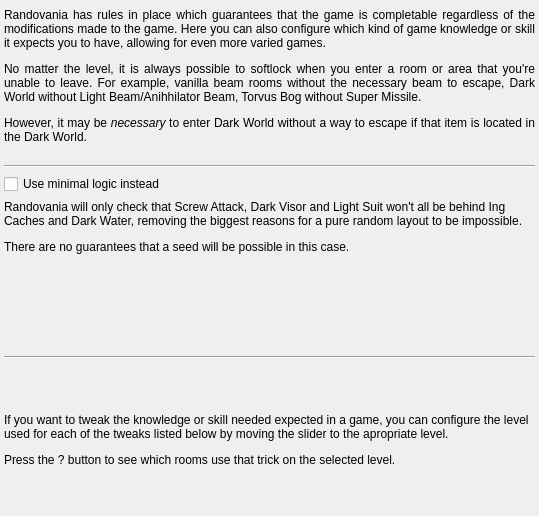
Above: randovania/gui/ui_files/preset_trick_level.ui from randovania/randovania before the change. Below: the same form after it.
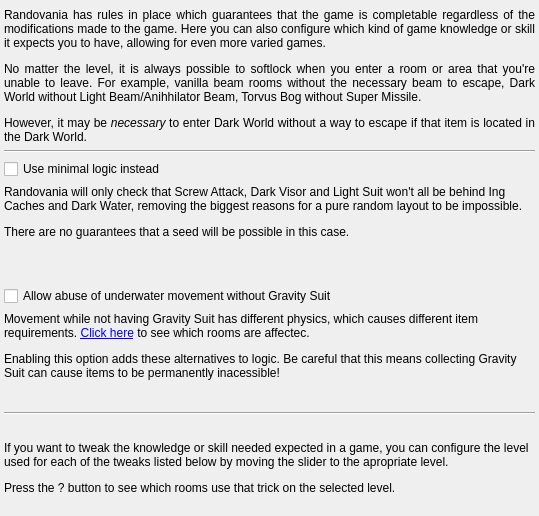
That is the form after the change.

Commit message: Add UI option for underwater movement in Prime 1

Diff of the .ui file:
```diff
--- a/randovania/gui/ui_files/preset_trick_level.ui
+++ b/randovania/gui/ui_files/preset_trick_level.ui
@@ -106,6 +106,26 @@
           </property>
          </widget>
         </item>
+        <item>
+         <widget class="QCheckBox" name="underwater_abuse_check">
+          <property name="text">
+           <string>Allow abuse of underwater movement without Gravity Suit</string>
+          </property>
+         </widget>
+        </item>
+        <item>
+         <widget class="QLabel" name="underwater_abuse_label">
+          <property name="text">
+           <string>&lt;html&gt;&lt;head/&gt;&lt;body&gt;&lt;p&gt;Movement while not having Gravity Suit has different physics, which causes different item requirements. &lt;a href=&quot;resource-details://misc/gravity&quot;&gt;&lt;span style=&quot; text-decoration: underline; color:#0000ff;&quot;&gt;Click here&lt;/span&gt;&lt;/a&gt; to see which rooms are affectec.&lt;/p&gt;&lt;p&gt;Enabling this option adds these alternatives to logic. Be careful that this means collecting Gravity Suit can cause items to be permanently inacessible!&lt;/p&gt;&lt;/body&gt;&lt;/html&gt;</string>
+          </property>
+          <property name="alignment">
+           <set>Qt::AlignLeading|Qt::AlignLeft|Qt::AlignTop</set>
+          </property>
+          <property name="wordWrap">
+           <bool>true</bool>
+          </property>
+         </widget>
+        </item>
         <item>
          <widget class="Line" name="trick_level_line_2">
           <property name="orientation">
```
The commit also changes 2 other files.
